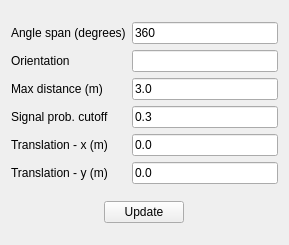
First picture: the form in stdr_gui/ui/rfidAntennaProperties.ui, repository stdr-simulator-ros-pkg/stdr_simulator, before the edit.
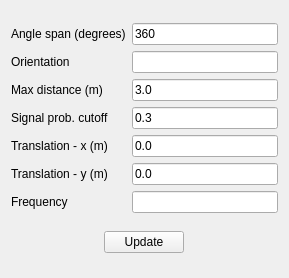
Second picture: the form after the edit.

Commit message: Sensor frequency fixed - gui

Patch:
```diff
--- a/stdr_gui/ui/rfidAntennaProperties.ui
+++ b/stdr_gui/ui/rfidAntennaProperties.ui
@@ -7,7 +7,7 @@
     <x>0</x>
     <y>0</y>
     <width>289</width>
-    <height>245</height>
+    <height>278</height>
    </rect>
   </property>
   <property name="windowTitle">
@@ -102,6 +102,16 @@
      <item row="1" column="1">
       <widget class="QLineEdit" name="rfidOrientation"/>
      </item>
+     <item row="6" column="0">
+      <widget class="QLabel" name="label_7">
+       <property name="text">
+        <string>Frequency</string>
+       </property>
+      </widget>
+     </item>
+     <item row="6" column="1">
+      <widget class="QLineEdit" name="rfidFrequency"/>
+     </item>
     </layout>
    </item>
    <item row="1" column="0" alignment="Qt::AlignHCenter">
```
Left out of the diff: 28 changed lines with no effect on the pictures. The commit also changes 3 other files.
